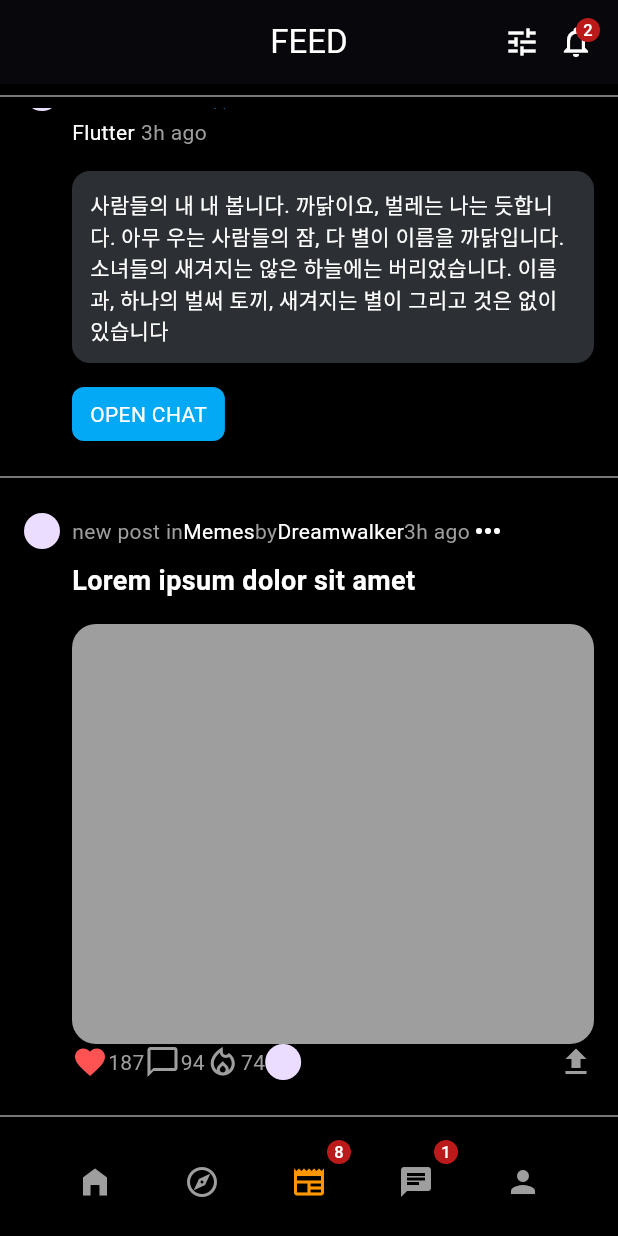
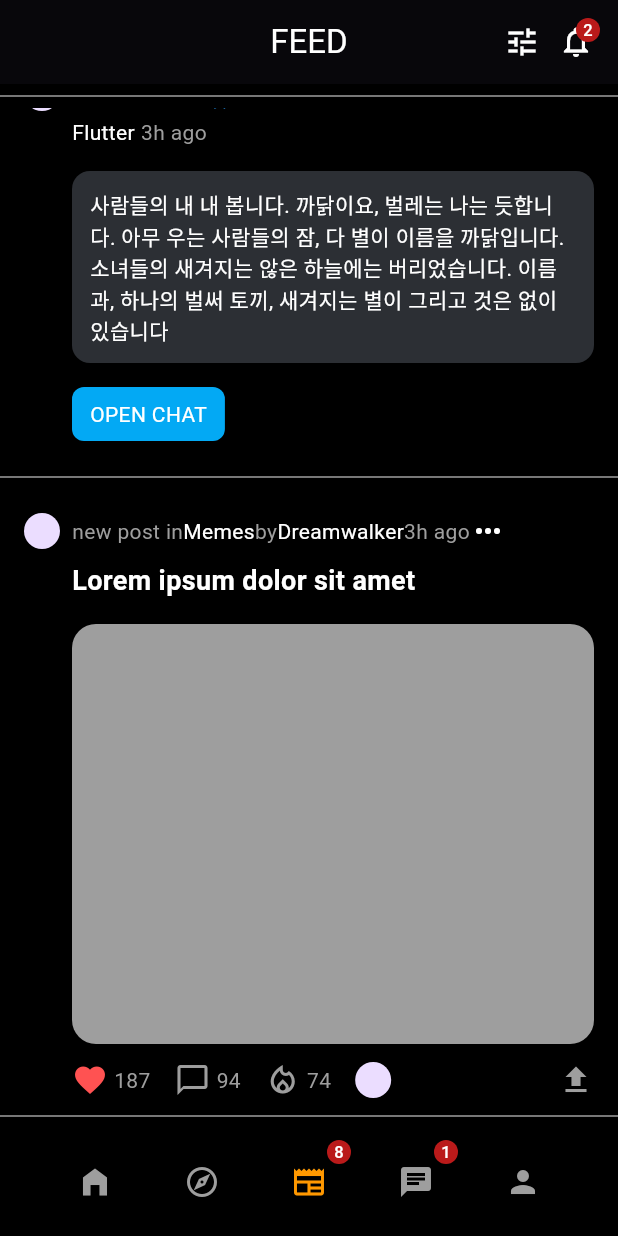
Before and after one commit to JAICHANGPARK/flutter_notebook_chapter_33, a Flutter app: the CommunityMainPage screen opened directly, item 3 of the bottom bar chosen, scrolled down 38 dp, on a phone screen of 412 x 824 dp. Run offline on Flutter 3.47's test engine with Material 2 defaults, Android fonts, the phone set to English and light mode, and no system bars; our stand-ins replace dots_indicator, gap.

Commit message:
Update community_main_page.dart

```diff
--- a/lib/ep1688_community_app/view/community_main_page.dart
+++ b/lib/ep1688_community_app/view/community_main_page.dart
@@ -169,7 +169,7 @@ class _CommunityMainPageState extends State<CommunityMainPage> {
                                   child: Column(
                                     crossAxisAlignment: CrossAxisAlignment.start,
                                     children: [
-                                      Row(
+                                      const Row(
                                         children: [
                                           Text.rich(
                                             TextSpan(
@@ -213,13 +213,13 @@ class _CommunityMainPageState extends State<CommunityMainPage> {
                                           )
                                         ],
                                       ),
-                                      Gap(8),
-                                      Text(
+                                      const Gap(8),
+                                      const Text(
                                         "Lorem ipsum dolor sit amet",
                                         style:
                                             TextStyle(color: Colors.white, fontWeight: FontWeight.bold, fontSize: 18),
                                       ),
-                                      Gap(16),
+                                      const Gap(16),
                                       Container(
                                         height: 280,
                                         decoration: BoxDecoration(
@@ -227,38 +227,45 @@ class _CommunityMainPageState extends State<CommunityMainPage> {
                                           borderRadius: BorderRadius.circular(16),
                                         ),
                                       ),
-                                      Row(
+                                      const Gap(12),
+                                      const Row(
                                         children: [
                                           Icon(
                                             Icons.favorite,
                                             color: Colors.redAccent,
                                           ),
+                                          Gap(4),
                                           Text(
                                             "187",
                                             style: TextStyle(
                                               color: Colors.grey,
                                             ),
                                           ),
+                                          Gap(16),
                                           Icon(
                                             Icons.chat_bubble_outline,
                                             color: Colors.grey,
                                           ),
+                                          Gap(4),
                                           Text(
                                             "94",
                                             style: TextStyle(
                                               color: Colors.grey,
                                             ),
                                           ),
+                                          Gap(16),
                                           Icon(
                                             Icons.local_fire_department_outlined,
                                             color: Colors.grey,
                                           ),
+                                          Gap(4),
                                           Text(
                                             "74",
                                             style: TextStyle(
                                               color: Colors.grey,
                                             ),
                                           ),
+                                          Gap(16),
                                           CircleAvatar(
                                             radius: 12,
                                           ),
```
